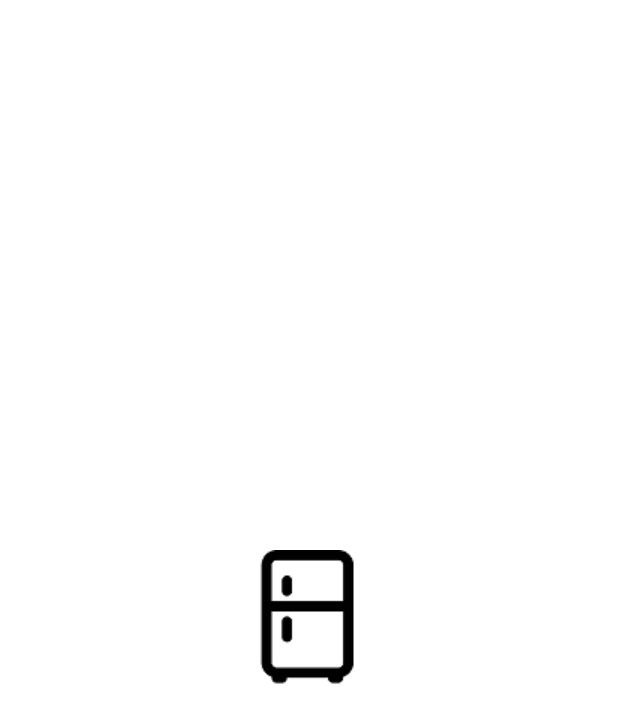
After one commit to eyee19/Fridgemate, an Android app: the SplashScreenActivity screen opened directly, with no data from a screen before it, on a phone screen of 412 x 824 dp. The commit adds this screen. Shown: the top 723 px of the screen. Run offline under Robolectric (Android 15) with nearby library versions, the phone set to English and light mode, and no system bars; 1 statement that could not run was skipped.

Commit message:
Splash screen implementation

```diff
--- a/app/src/main/AndroidManifest.xml
+++ b/app/src/main/AndroidManifest.xml
@@ -8,11 +8,18 @@
         android:label="@string/app_name"
         android:roundIcon="@mipmap/ic_launcher_round"
         android:supportsRtl="true"
-        android:theme="@style/AppTheme">
+        android:theme="@style/SplashScreenTheme">
         <activity
             android:name=".MainActivity"
             android:label="@string/app_name"
             android:theme="@style/AppTheme.NoActionBar">
+            <intent-filter>
+                <action android:name="android.intent.action.MAIN" />
+
+                <!--<category android:name="android.intent.category.LAUNCHER" />-->
+            </intent-filter>
+        </activity>
+        <activity android:name=".SplashScreenActivity" android:theme="@style/SplashScreenTheme">
             <intent-filter>
                 <action android:name="android.intent.action.MAIN" />
 
--- /dev/null
+++ b/app/src/main/java/com/example/eyee3/fridgemate/SplashScreenActivity.java
@@ -0,0 +1,23 @@
+package com.example.eyee3.fridgemate;
+
+import android.content.Intent;
+import android.support.v7.app.AppCompatActivity;
+import android.os.Bundle;
+import android.util.Log;
+
+public class SplashScreenActivity extends AppCompatActivity {
+
+    @Override
+    protected void onCreate(Bundle savedInstanceState) {
+        super.onCreate(savedInstanceState);
+        setContentView(R.layout.activity_splash_screen);
+
+        Intent intent = new Intent(getApplicationContext(),
+                MainActivity.class);
+
+        Log.d("SPLASH SCREEN", "SPLASH SCREEN SUCCESS");
+
+        startActivity(intent);
+        finish();
+    }
+}
--- /dev/null
+++ b/app/src/main/res/drawable/splash_screen_background.xml
@@ -0,0 +1,12 @@
+<?xml version="1.0" encoding="utf-8"?>
+<layer-list xmlns:android="http://schemas.android.com/apk/res/android">
+
+    <item android:drawable="@color/white"/>
+
+    <!-- Set the Background Image-->
+    <item android:gravity="center" android:width="10dp" android:height="10dp">
+        <bitmap
+            android:gravity="center"
+            android:src="@drawable/fridge_splash"/>
+    </item>
+</layer-list>
--- /dev/null
+++ b/app/src/main/res/layout/activity_splash_screen.xml
@@ -0,0 +1,9 @@
+<?xml version="1.0" encoding="utf-8"?>
+<android.support.constraint.ConstraintLayout xmlns:android="http://schemas.android.com/apk/res/android"
+    xmlns:app="http://schemas.android.com/apk/res-auto"
+    xmlns:tools="http://schemas.android.com/tools"
+    android:layout_width="match_parent"
+    android:layout_height="match_parent"
+    tools:context=".SplashScreenActivity">
+
+</android.support.constraint.ConstraintLayout>
--- a/app/src/main/res/values/styles.xml
+++ b/app/src/main/res/values/styles.xml
@@ -13,6 +13,11 @@
         <item name="windowNoTitle">true</item>
     </style>
 
+    <!--Style for Splash Screen-->
+    <style name="SplashScreenTheme" parent="Theme.AppCompat.NoActionBar">
+        <item name ="android:windowBackground"> @drawable/splash_screen_background</item>
+    </style>
+
     <style name="AppTheme.AppBarOverlay" parent="ThemeOverlay.AppCompat.Dark.ActionBar" />
 
     <style name="AppTheme.PopupOverlay" parent="ThemeOverlay.AppCompat.Light" />
```
Also changed, not shown: app/src/main/res/drawable/fridge_splash.png (added).
